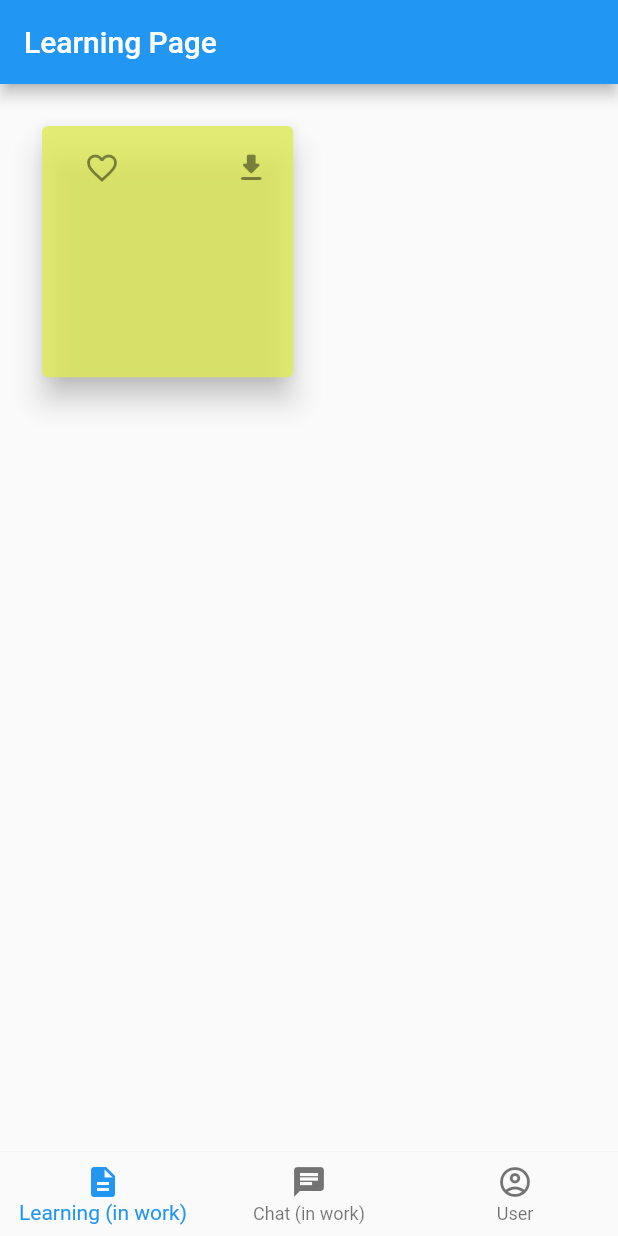
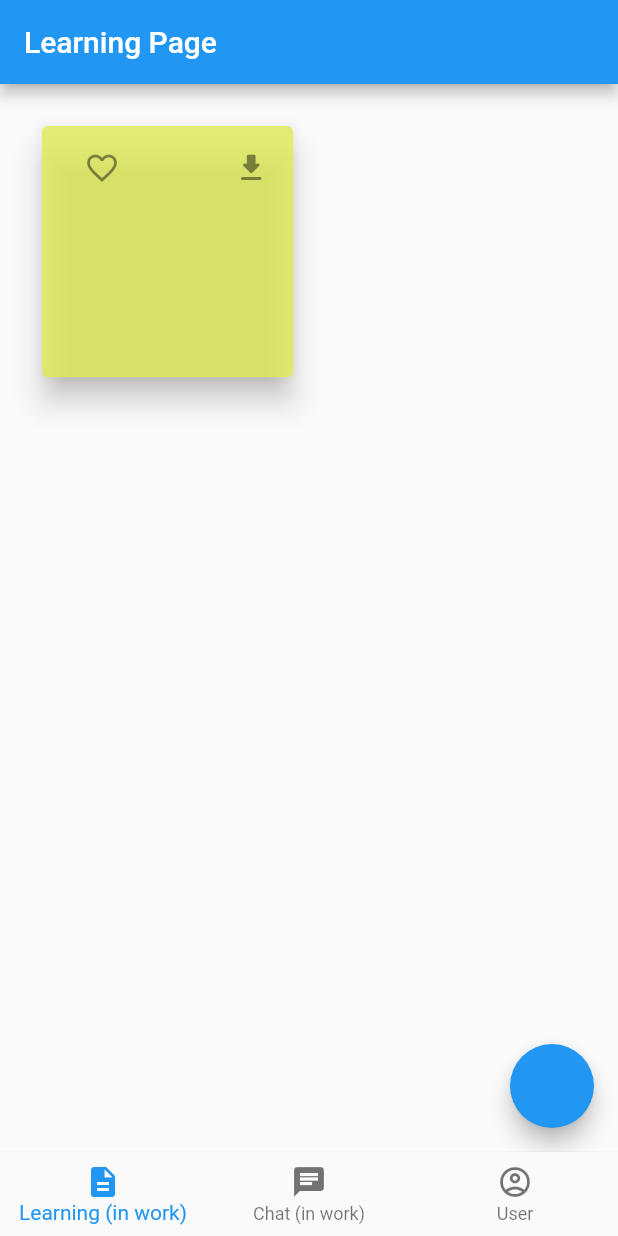
Before and after one commit to Glydric/cyberbullism_bully, a Flutter app: the screen it shows after launch, on a phone screen of 412 x 824 dp. Run offline on Flutter 3.47's test engine with Material 2 defaults, Android fonts, the phone set to English and light mode, and no system bars; our stand-ins replace shared_preferences.

Commit message:
added learning method

```diff
--- a/lib/View/learning/learning.dart
+++ b/lib/View/learning/learning.dart
@@ -1,3 +1,4 @@
+import 'package:cyberbullism_bully/Model/learning/get_learnings.dart';
 import 'package:cyberbullism_bully/View/learning/learning_grid.dart';
 import 'package:flutter/material.dart';
 
@@ -8,6 +9,7 @@ class LearningPage extends StatelessWidget {
 
   @override
   Widget build(BuildContext context) => Scaffold(
+    floatingActionButton: FloatingActionButton(onPressed: () => GetLearnings.elements()),
         appBar: AppBar(title: const Text("Learning Page")),
         body: LearningGrid(getListOfLearning),
       );
```
